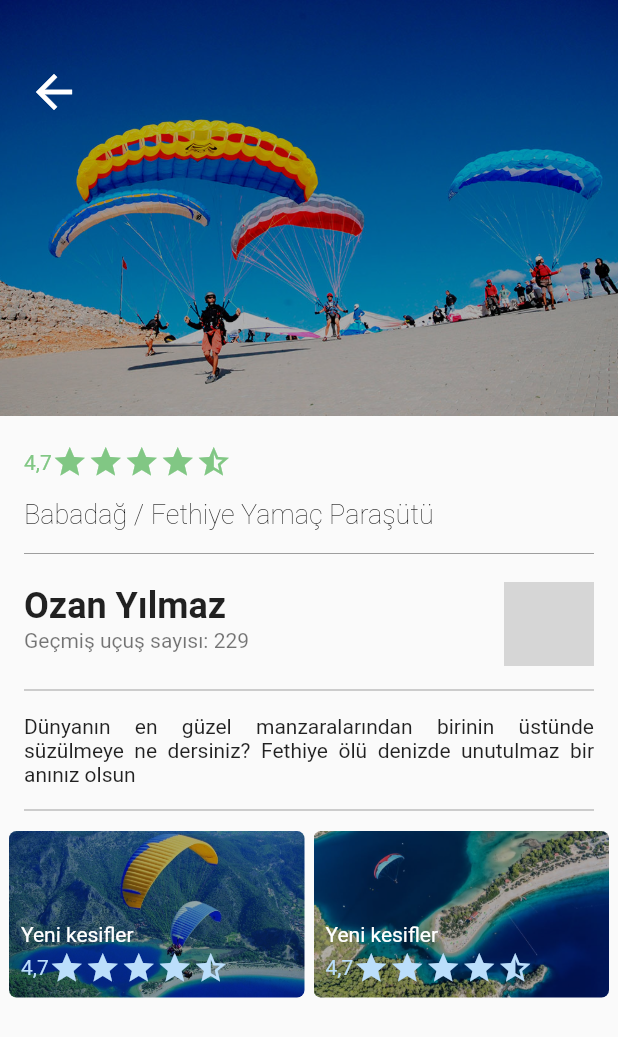
After one commit to semsturgut/xfly_demo, a Flutter app: the Favorites screen opened directly, after a tap on "Yeni kesifler", on a phone screen of 412 x 824 dp. The commit adds this screen. Shown: the top 1037 px of the screen. Run offline on Flutter 3.47's test engine with Material 2 defaults, Android fonts, the phone set to English and light mode, and no system bars; our stand-ins replace google_maps_flutter, sliding_up_panel; network calls fail; grey boxes are pictures that could not be loaded.

Commit message:
+ Detayli favori sayfasi eklendi - Floating horizontal cards maps in uzerine eklenecek - Ucuran profil sayfasi olusturulacak

```diff
--- /dev/null
+++ b/lib/screens/details.dart
@@ -0,0 +1,268 @@
+import 'package:flutter/material.dart';
+
+class Details extends StatefulWidget {
+  final AssetImage imagePath;
+
+  Details({this.imagePath});
+
+  @override
+  _Details createState() => _Details();
+}
+
+final onTopContent2 = new Container(
+  height: 200.0,
+  child: Padding(
+    padding: const EdgeInsets.all(8.0),
+    child: new Column(
+      mainAxisSize: MainAxisSize.max,
+      mainAxisAlignment: MainAxisAlignment.end,
+      crossAxisAlignment: CrossAxisAlignment.start,
+      children: <Widget>[
+        Padding(
+          padding: const EdgeInsets.fromLTRB(0.0, 0.0, 0.0, 2.0),
+          child: new Text(
+            "Yeni kesifler",
+            style: TextStyle(color: Colors.white),
+          ),
+        ),
+        new Row(
+          children: <Widget>[
+            new Text(
+              "4,7",
+              style: TextStyle(color: Colors.blue[100]),
+            ),
+            new Icon(
+              Icons.star,
+              color: Colors.blue[100],
+            ),
+            new Icon(
+              Icons.star,
+              color: Colors.blue[100],
+            ),
+            new Icon(
+              Icons.star,
+              color: Colors.blue[100],
+            ),
+            new Icon(
+              Icons.star,
+              color: Colors.blue[100],
+            ),
+            new Icon(
+              Icons.star_half,
+              color: Colors.blue[100],
+            ),
+          ],
+        )
+      ],
+    ),
+  ),
+);
+
+final onTopContent = new Container(
+  height: 100.0,
+  child: Padding(
+    padding: const EdgeInsets.fromLTRB(16.0, 16.0, 16.0, 0.0),
+    child: new Column(
+      mainAxisSize: MainAxisSize.max,
+      mainAxisAlignment: MainAxisAlignment.start,
+      crossAxisAlignment: CrossAxisAlignment.start,
+      children: <Widget>[
+        new Row(
+          children: <Widget>[
+            new Text(
+              "4,7",
+              style: TextStyle(color: Colors.green[300]),
+            ),
+            new Icon(
+              Icons.star,
+              color: Colors.green[300],
+            ),
+            new Icon(
+              Icons.star,
+              color: Colors.green[300],
+            ),
+            new Icon(
+              Icons.star,
+              color: Colors.green[300],
+            ),
+            new Icon(
+              Icons.star,
+              color: Colors.green[300],
+            ),
+            new Icon(
+              Icons.star_half,
+              color: Colors.green[300],
+            ),
+          ],
+        ),
+        Padding(
+          padding: const EdgeInsets.fromLTRB(0.0, 12.0, 0.0, 8.0),
+          child: new Text(
+            "Babadağ / Fethiye Yamaç Paraşütü",
+            style: TextStyle(
+                color: Colors.black, fontWeight: FontWeight.w200, fontSize: 18),
+          ),
+        ),
+        new Divider(
+          color: Colors.grey,
+        ),
+      ],
+    ),
+  ),
+);
+
+class _Details extends State<Details> {
+  @override
+  Widget build(BuildContext context) {
+    return Scaffold(
+      body: Column(
+        children: <Widget>[
+          Container(
+            padding: new EdgeInsets.fromLTRB(0.0, 0.0, 0.0, 3.0),
+            height: 280.0,
+            color: Colors.transparent,
+            child: new Stack(
+              children: <Widget>[
+                new Container(
+                  decoration: new BoxDecoration(
+                    image: new DecorationImage(
+                      colorFilter: new ColorFilter.mode(
+                          Colors.black.withOpacity(0.3), BlendMode.luminosity),
+                      image: widget.imagePath,
+                      fit: BoxFit.cover,
+                    ),
+                  ),
+                ),
+                new Positioned(
+                  child: IconButton(
+                    onPressed: () => Navigator.pop(context),
+                    icon: new Icon(
+                      Icons.arrow_back,
+                      color: Colors.white,
+                      size: 36,
+                    ),
+                  ),
+                  top: 35,
+                  left: 10,
+                ),
+              ],
+            ),
+          ),
+          onTopContent,
+          Padding(
+            padding: const EdgeInsets.fromLTRB(0.0, 0.0, 0.0, 0.0),
+            child: new ListTile(
+              trailing: new CircleAvatar(
+                backgroundImage: NetworkImage(
+                    "https://randomuser.me/api/portraits/men/81.jpg"),
+                radius: 30.0,
+              ),
+              title: new Text(
+                "Ozan Yılmaz",
+                style:
+                    new TextStyle(fontWeight: FontWeight.w600, fontSize: 24.0),
+              ),
+              subtitle: new Text("Geçmiş uçuş sayısı: 229"),
+            ),
+          ),
+          Padding(
+            padding: const EdgeInsets.fromLTRB(16.0, 0.0, 16.0, 0.0),
+            child: new Divider(
+              color: Colors.grey,
+            ),
+          ),
+          Padding(
+            padding: const EdgeInsets.fromLTRB(16.0, 8.0, 16.0, 8.0),
+            child: Text(
+              "Dünyanın en güzel manzaralarından birinin üstünde süzülmeye ne dersiniz? Fethiye ölü denizde unutulmaz bir anınız olsun",
+              textAlign: TextAlign.justify,
+            ),
+          ),
+          Padding(
+            padding: const EdgeInsets.fromLTRB(16.0, 0.0, 16.0, 0.0),
+            child: new Divider(
+              color: Colors.grey,
+            ),
+          ),
+          Row(
+            mainAxisAlignment: MainAxisAlignment.center,
+            children: <Widget>[
+              Expanded(
+                child: GestureDetector(
+                  onTap: () {
+                    Navigator.push(
+                      context,
+                      MaterialPageRoute(
+                          builder: (context) => Details(
+                              imagePath: AssetImage('assets/images/1.jpg'))),
+                    );
+                  },
+                  child: Container(
+                    padding: new EdgeInsets.fromLTRB(6.0, 6.0, 3.0, 3.0),
+                    height: 120.0,
+                    child: new Stack(
+                      children: <Widget>[
+                        new Container(
+                          decoration: new BoxDecoration(
+                              image: new DecorationImage(
+                                colorFilter: new ColorFilter.mode(
+                                    Colors.black.withOpacity(0.3),
+                                    BlendMode.luminosity),
+                                image: AssetImage('assets/images/1.jpg'),
+                                fit: BoxFit.cover,
+                              ),
+                              borderRadius: new BorderRadius.only(
+                                  topLeft: const Radius.circular(5.0),
+                                  topRight: const Radius.circular(5.0),
+                                  bottomLeft: const Radius.circular(5.0),
+                                  bottomRight: const Radius.circular(5.0))),
+                        ),
+                        onTopContent2
+                      ],
+                    ),
+                  ),
+                ),
+              ),
+              Expanded(
+                child: GestureDetector(
+                  onTap: () {
+                    Navigator.push(
+                      context,
+                      MaterialPageRoute(
+                          builder: (context) => Details(
+                              imagePath: AssetImage('assets/images/2.jpg'))),
+                    );
+                  },
+                  child: Container(
+                    padding: new EdgeInsets.fromLTRB(3.0, 6.0, 6.0, 3.0),
+                    height: 120.0,
+                    child: new Stack(
+                      children: <Widget>[
+                        new Container(
+                          decoration: new BoxDecoration(
+                              image: new DecorationImage(
+                                colorFilter: new ColorFilter.mode(
+                                    Colors.black.withOpacity(0.3),
+                                    BlendMode.luminosity),
+                                image: AssetImage('assets/images/2.jpg'),
+                                fit: BoxFit.cover,
+                              ),
+                              borderRadius: new BorderRadius.only(
+                                  topLeft: const Radius.circular(5.0),
+                                  topRight: const Radius.circular(5.0),
+                                  bottomLeft: const Radius.circular(5.0),
+                                  bottomRight: const Radius.circular(5.0))),
+                        ),
+                        onTopContent2
+                      ],
+                    ),
+                  ),
+                ),
+              )
+            ],
+          ),
+        ],
+      ),
+    );
+  }
+}
--- a/lib/screens/favorites.dart
+++ b/lib/screens/favorites.dart
@@ -1,4 +1,5 @@
 import 'package:flutter/material.dart';
+import 'package:xfly_demo/screens/details.dart';
 
 class Favorites extends StatefulWidget {
   @override
@@ -74,7 +75,16 @@ class _Favorites extends State<Favorites> {
               ),
             ],
           ),
-          Container(
+          GestureDetector(
+            onTap: () {
+              Navigator.push(
+                context,
+                MaterialPageRoute(
+                    builder: (context) =>
+                        Details(imagePath: AssetImage('assets/images/4.jpg'))),
+              );
+            },
+            child: Container(
               padding: new EdgeInsets.fromLTRB(15.0, 12.0, 15.0, 3.0),
               height: 200.0,
               color: Colors.transparent,
@@ -99,7 +109,17 @@ class _Favorites extends State<Favorites> {
                 ],
               ),
             ),
-          Container(
+          ),
+          GestureDetector(
+            onTap: () {
+              Navigator.push(
+                context,
+                MaterialPageRoute(
+                    builder: (context) => Details(
+                        imagePath: AssetImage('assets/images/3.jpg'))),
+              );
+            },
+            child: Container(
               padding: new EdgeInsets.fromLTRB(15.0, 12.0, 15.0, 3.0),
               height: 200.0,
               child: new Stack(
@@ -123,6 +143,7 @@ class _Favorites extends State<Favorites> {
                 ],
               ),
             ),
+          ),
         ],
       ),
     );
```
Also changed, not shown: lib/main.dart (+10 -10 lines), lib/screens/history.dart (+23 -2 lines), lib/screens/home.dart (+58 -6 lines). Lines whose indentation alone changed are shown as unchanged.
